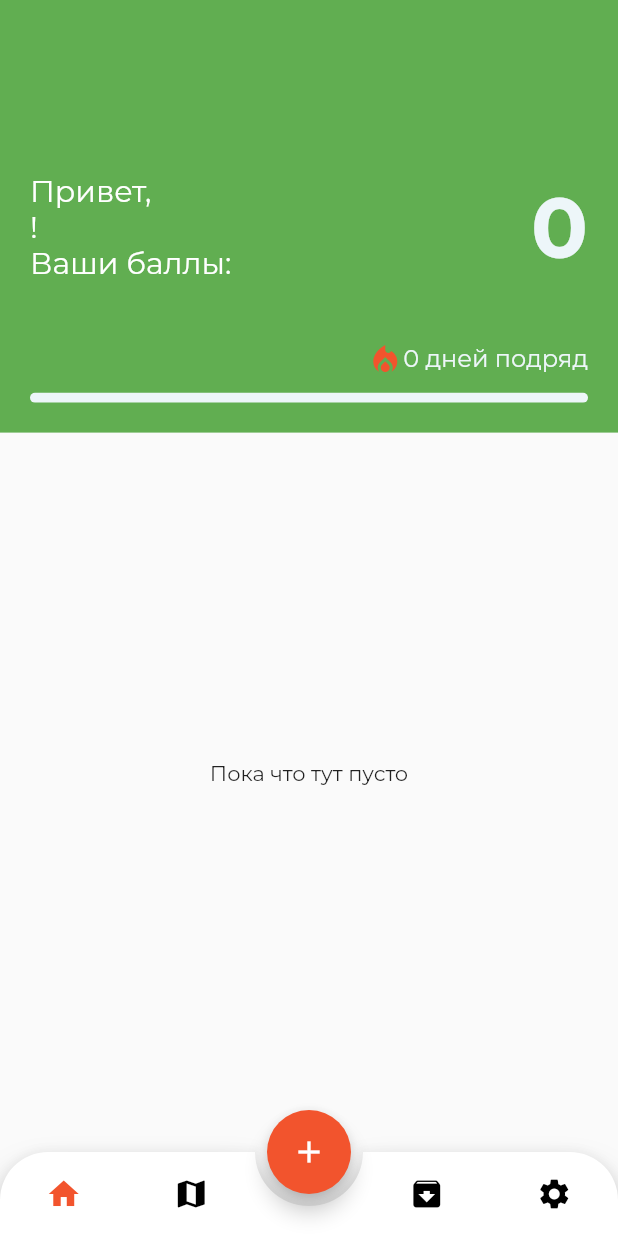
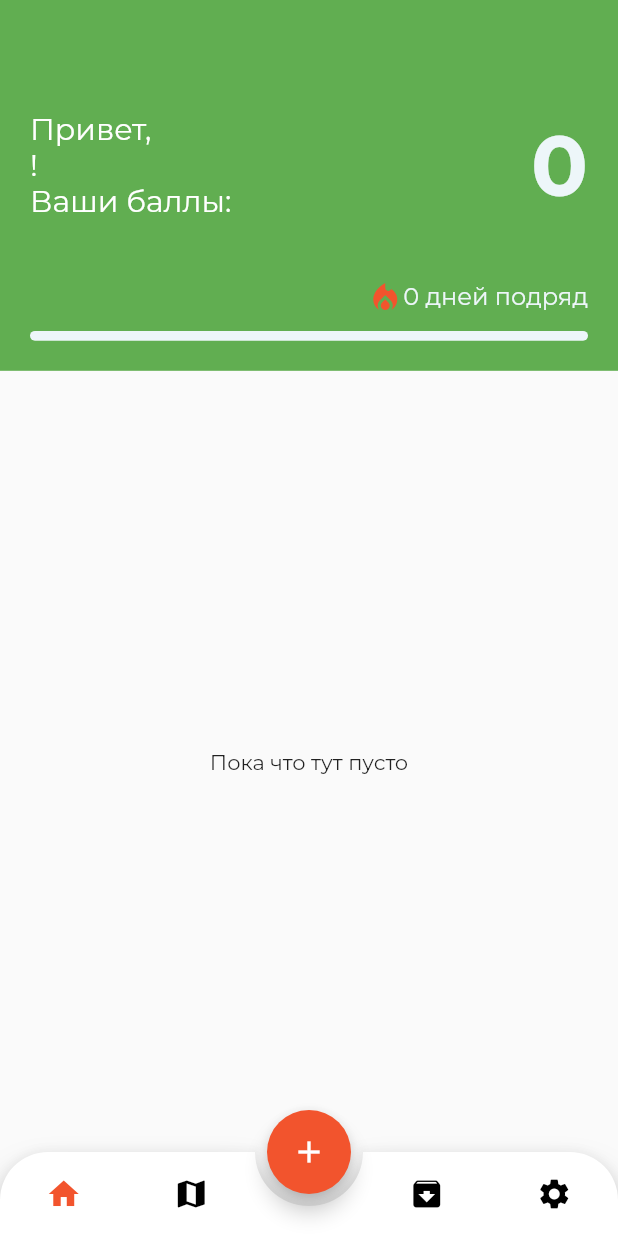
Before and after one commit to AbsoluteZero-cmd/Eco-App-Project, a Flutter app: the screen it shows once a user with an empty profile is signed in, on a phone screen of 412 x 824 dp. Run offline on Flutter 3.47's test engine with Material 2 defaults, Android fonts, the phone set to English and light mode, and no system bars; drawn by our look-alikes of animated_bottom_navigation_bar; our stand-ins replace cached_network_image, firebase_auth, firebase_core, firebase_database, firebase_storage, geolocator and 1 more; missing offline and left inert: yandex_mapkit; accounts and stored records are empty; project files that could hold a hidden picture were left out.

Commit message:
tried SafeArea

```diff
--- a/lib/main.dart
+++ b/lib/main.dart
@@ -9,7 +9,6 @@ import 'firebase_options.dart';
 
 Future<void> main() async {
   WidgetsFlutterBinding.ensureInitialized();
-
   await Firebase.initializeApp(
     options: DefaultFirebaseOptions.currentPlatform,
   );
@@ -33,7 +32,7 @@ class MyApp extends StatelessWidget {
         stream: Auth().authStateChanges,
         builder: (context, snapshot) {
           if (snapshot.hasData) {
-            return Navigation();
+            return Container(child: SafeArea(child: Navigation()), color: Colors.transparent);
           } else {
             return const LoginPage();
           }
--- a/lib/pages/home_page.dart
+++ b/lib/pages/home_page.dart
@@ -240,7 +240,7 @@ class _HomePageState extends State<HomePage> {
               return Column(
                 children: [
                   Container(
-                    height: height * 0.35,
+                    height: height * 0.3,
                     width: width,
                     decoration: const BoxDecoration(
                       color: kPrimaryColor,
@@ -357,9 +357,7 @@ class _HomePageState extends State<HomePage> {
                       ),
                     ),
                   ),
-                  SizedBox(
-                    height: height * 0.55,
-                    width: width,
+                  Expanded(
                     child: historyItems.isNotEmpty
                         ? ListView.builder(
                             itemCount: historyItems.length,
```
